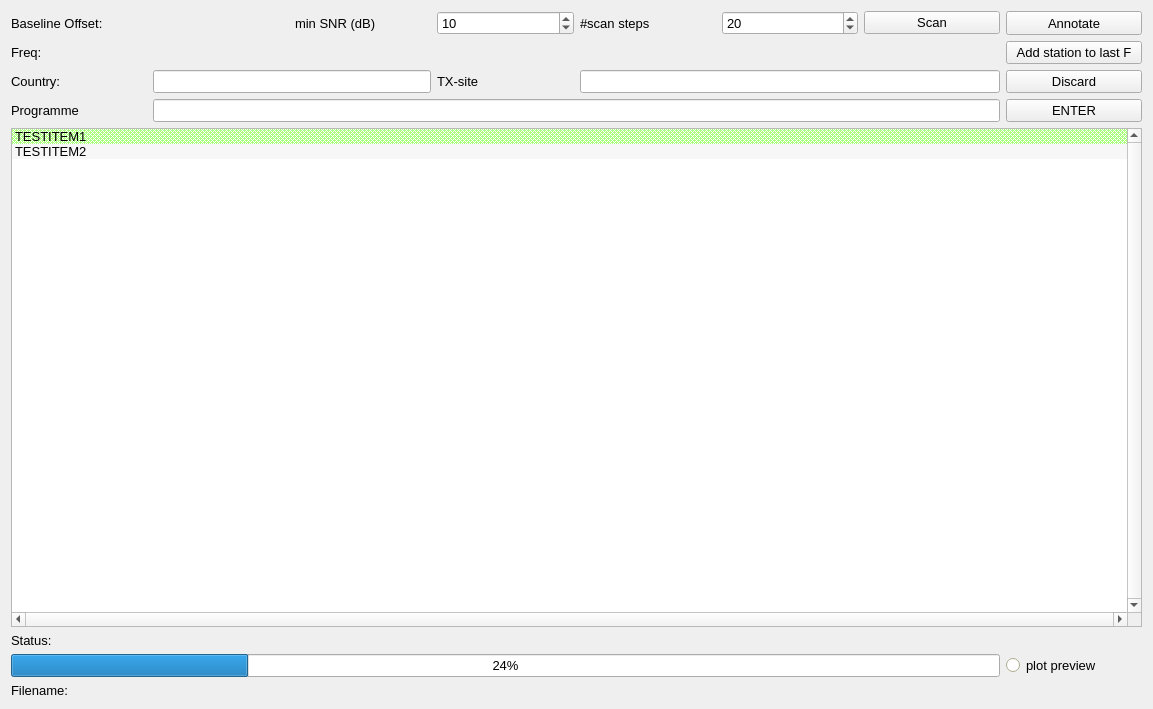
Before: the Qt Designer form sources/annotator/ressources/annotator_widget.ui in schaten/COHIWizard, drawn with Qt 5.
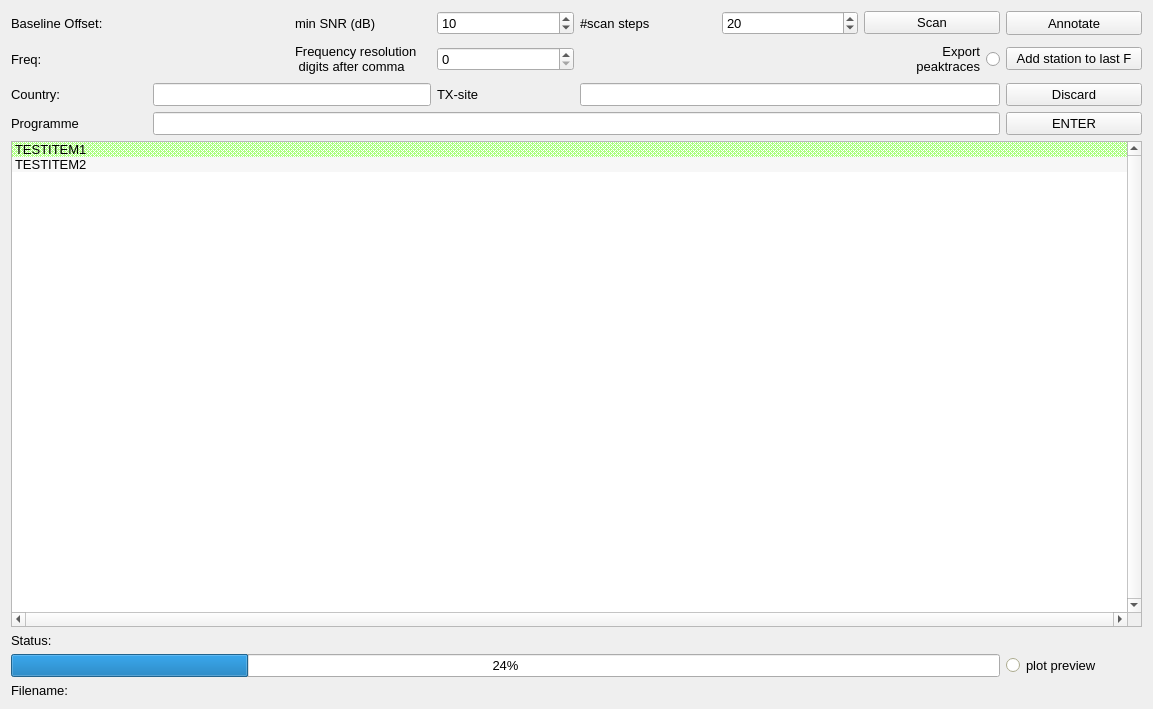
After: the same form once the commit is applied.

Commit message: added annotator method for exporting peaktrace xlsx file; bugfixes

Patch:
```diff
--- a/sources/annotator/ressources/annotator_widget.ui
+++ b/sources/annotator/ressources/annotator_widget.ui
@@ -663,6 +663,53 @@
        </property>
       </widget>
      </item>
+     <item row="4" column="3">
+      <widget class="QSpinBox" name="spinBox_res_digits">
+       <property name="font">
+        <font>
+         <pointsize>10</pointsize>
+        </font>
+       </property>
+       <property name="maximum">
+        <number>2</number>
+       </property>
+       <property name="displayIntegerBase">
+        <number>10</number>
+       </property>
+      </widget>
+     </item>
+     <item row="4" column="2">
+      <widget class="QLabel" name="label_4">
+       <property name="font">
+        <font>
+         <pointsize>10</pointsize>
+        </font>
+       </property>
+       <property name="text">
+        <string>Frequency resolution
+ digits after comma</string>
+       </property>
+      </widget>
+     </item>
+     <item row="4" column="6">
+      <widget class="QRadioButton" name="radioButton_export_xlsx">
+       <property name="font">
+        <font>
+         <pointsize>10</pointsize>
+        </font>
+       </property>
+       <property name="layoutDirection">
+        <enum>Qt::RightToLeft</enum>
+       </property>
+       <property name="text">
+        <string>Export 
+ peaktraces</string>
+       </property>
+       <property name="autoExclusive">
+        <bool>false</bool>
+       </property>
+      </widget>
+     </item>
     </layout>
    </item>
   </layout>
```
The commit also changes 6 other files.
